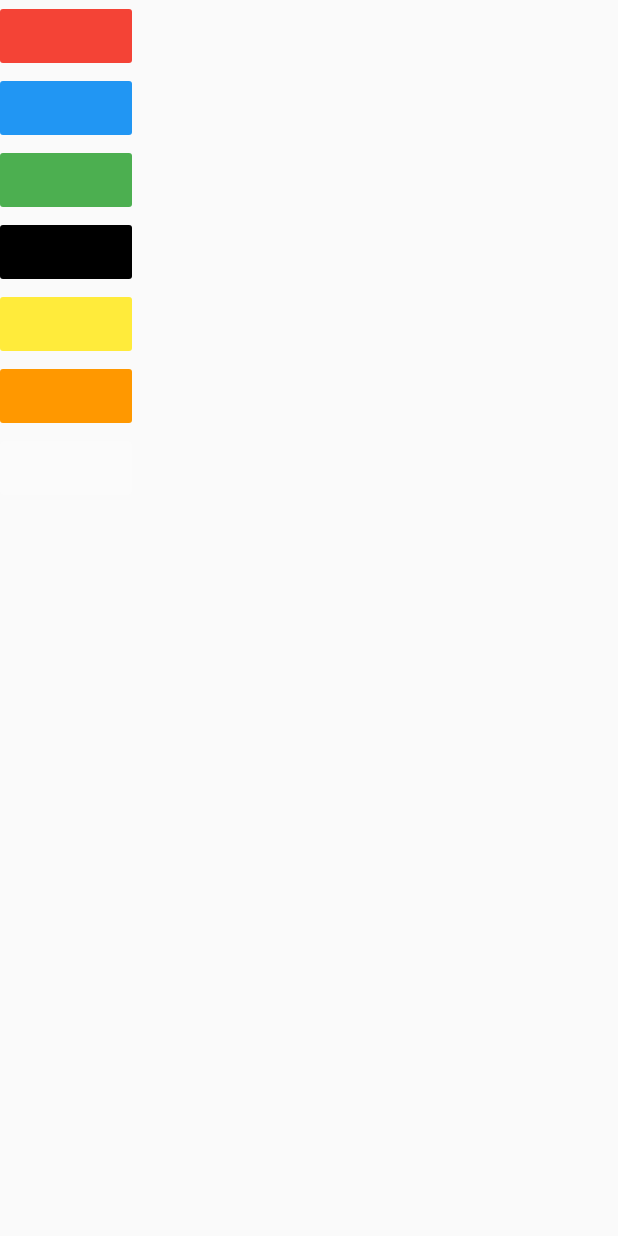
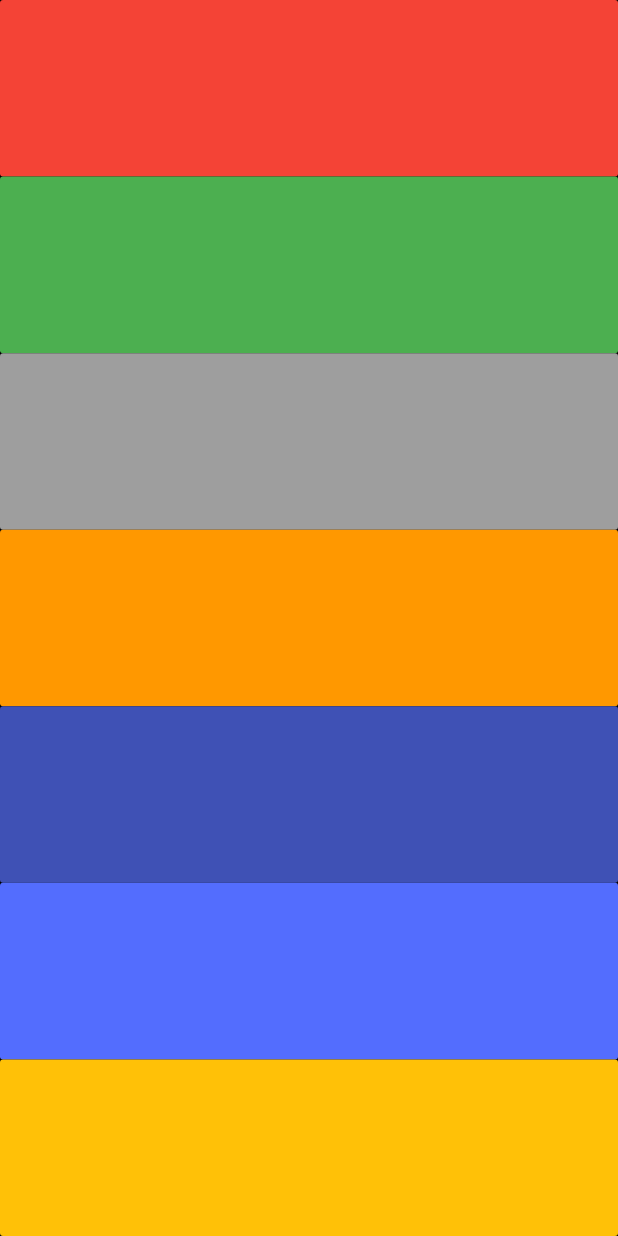
Before and after one commit to abdulaziz-damlahi/music-app-flutter, a Flutter app: the screen it shows after launch, on a phone screen of 412 x 824 dp. Run offline on Flutter 3.47's test engine with Material 2 defaults, Android fonts, the phone set to English and light mode, and no system bars; our stand-ins replace audioplayers.

Commit message:
key recursive function

```diff
--- a/lib/main.dart
+++ b/lib/main.dart
@@ -9,55 +9,33 @@
     player.play('note$soundnumber.wav');
   }
 
+  Expanded sevenkey({Color color, int soundNumber}) {
+    return Expanded(
+      child: FlatButton(
+        color: color,
+        onPressed: () {
+          playSound(soundNumber);
+        },
+      ),
+    );
+  }
+
   @override
   Widget build(BuildContext context) {
     return MaterialApp(
       home: Scaffold(
+        backgroundColor: Colors.black,
         body: SafeArea(
           child: Column(
-            children: [
-              FlatButton(
-                color: Colors.red,
-                onPressed: () {
-                  playSound(1);
-                },
-              ),
-              FlatButton(
-                color: Colors.blue,
-                onPressed: () {
-                  playSound(2);
-                },
-              ),
-              FlatButton(
-                color: Colors.green,
-                onPressed: () {
-                  playSound(3);
-                },
-              ),
-              FlatButton(
-                color: Colors.black,
-                onPressed: () {
-                  playSound(4);
-                },
-              ),
-              FlatButton(
-                color: Colors.yellow,
-                onPressed: () {
-                  playSound(5);
-                },
-              ),
-              FlatButton(
-                color: Colors.orange,
-                onPressed: () {
-                  playSound(6);
-                },
-              ),
-              FlatButton(
-                color: Colors.white10,
-                onPressed: () {
-                  playSound(7);
-                },
-              ),
+            crossAxisAlignment: CrossAxisAlignment.stretch,
+            children: <Widget>[
+              sevenkey(color: Colors.red, soundNumber: 1),
+              sevenkey(color: Colors.green, soundNumber: 2),
+              sevenkey(color: Colors.grey, soundNumber: 3),
+              sevenkey(color: Colors.orange, soundNumber: 4),
+              sevenkey(color: Colors.indigo, soundNumber: 5),
+              sevenkey(color: Colors.indigoAccent, soundNumber: 6),
+              sevenkey(color: Colors.amber, soundNumber: 7),
             ],
           ),
         ),
```
